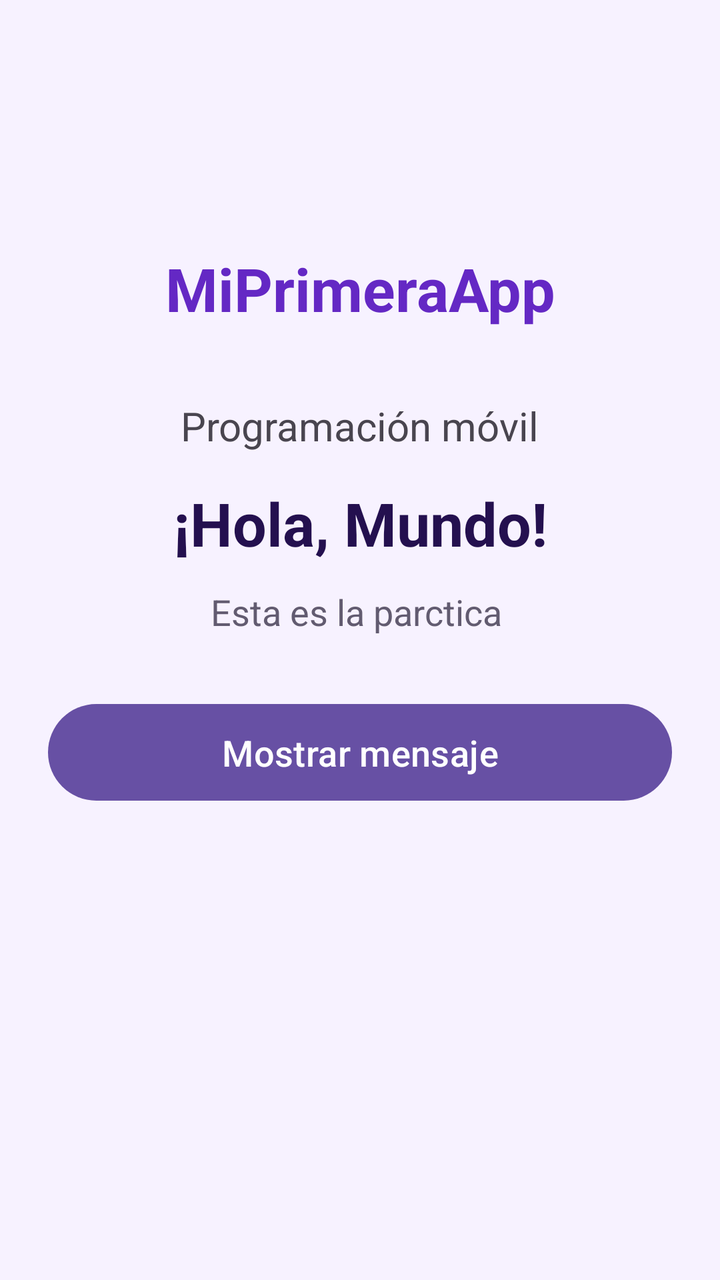
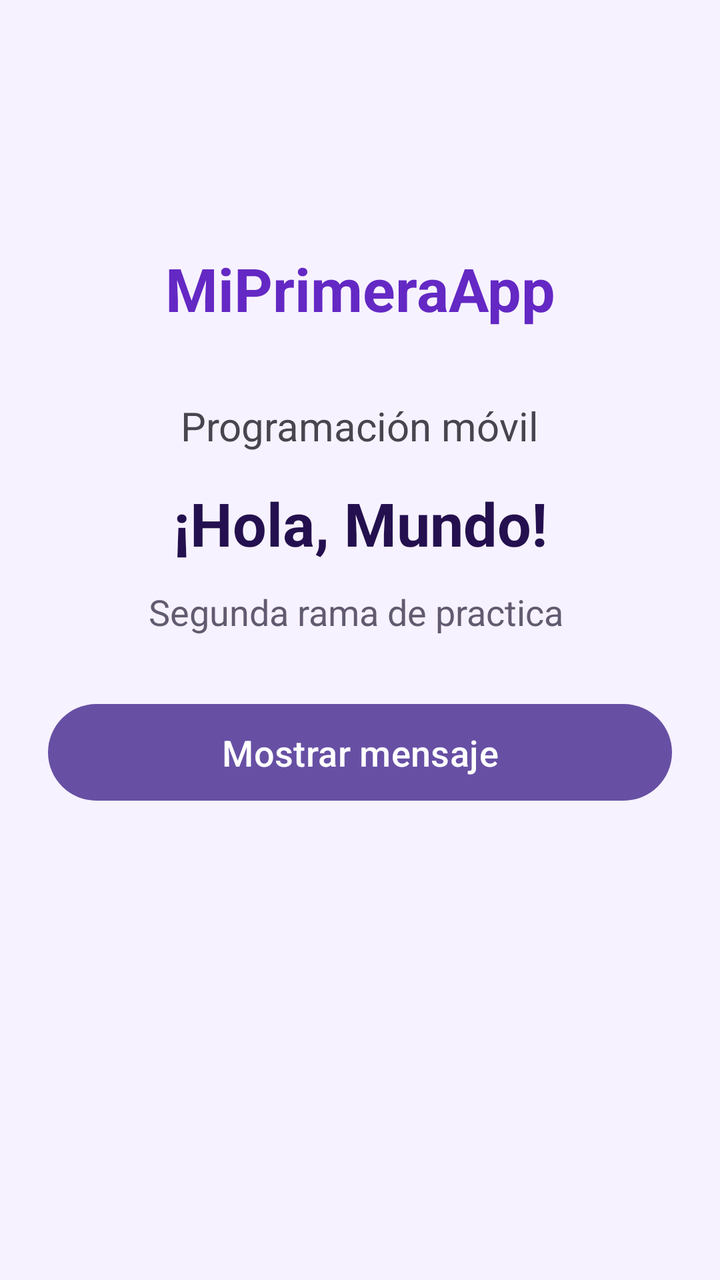

Before-and-after screenshots of an Android layout around one commit, followed by the original layout XML and the change that was made.
<!-- AndroidManifest.xml: application theme Theme.MiAplicacion -->
<!-- res/layout/activity_main.xml -->
<?xml version="1.0" encoding="utf-8"?>
<ScrollView xmlns:android="http://schemas.android.com/apk/res/android"
    android:layout_width="match_parent"
    android:layout_height="match_parent"
    android:background="#F7F2FF">

    <LinearLayout
        android:layout_width="match_parent"
        android:layout_height="match_parent"
        android:orientation="vertical"
        android:gravity="center"
        android:padding="24dp"
        android:layout_marginTop="100dp">

        <TextView
            android:layout_width="match_parent"
            android:layout_height="wrap_content"
            android:text="MiPrimeraApp"
            android:textColor="#6428C4"
            android:textSize="30sp"
            android:textStyle="bold"
            android:gravity="center"
            android:layout_marginBottom="35dp" />

        <TextView
            android:layout_width="wrap_content"
            android:layout_height="wrap_content"
            android:text="Programación móvil"
            android:textSize="20dp"
            android:gravity="center"
            android:layout_marginBottom="15dp" />

        <TextView
            android:layout_width="match_parent"
            android:layout_height="wrap_content"
            android:text="¡Hola, Mundo!"
            android:textColor="#24104F"
            android:textSize="30sp"
            android:textStyle="bold"
            android:gravity="center"
            android:layout_marginBottom="12dp" />

        <TextView
            android:layout_width="match_parent"
            android:layout_height="wrap_content"
            android:text="Esta es la parctica "
            android:textColor="#625B70"
            android:textSize="18sp"
            android:gravity="center"
            android:layout_marginBottom="30dp" />


        <Button
            android:id="@+id/btnMensaje"
            android:layout_width="match_parent"
            android:layout_height="wrap_content"
            android:text="Mostrar mensaje"
            android:textSize="18sp"
            android:textColor="#FFFFFF"
            android:padding="12dp" />





    </LinearLayout>


</ScrollView>
<!-- resources referenced by this layout -->
<resources>
  <style name="Theme.MiAplicacion" parent="Base.Theme.MiAplicacion" />
  <style name="Base.Theme.MiAplicacion" parent="Theme.Material3.DayNight.NoActionBar">
          
          
      </style>
</resources>

<!-- the commit's change to res/layout/activity_main.xml (unified diff, before → after) -->
@@ -43,7 +43,7 @@
         <TextView
             android:layout_width="match_parent"
             android:layout_height="wrap_content"
-            android:text="Esta es la parctica "
+            android:text="Segunda rama de practica "
             android:textColor="#625B70"
             android:textSize="18sp"
             android:gravity="center"
